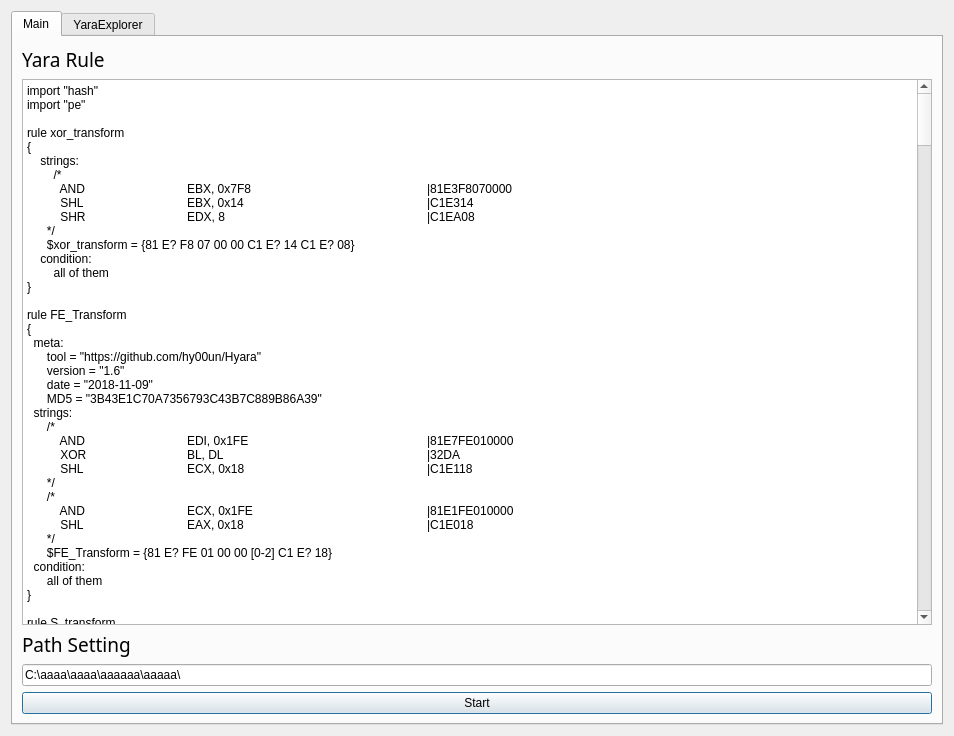
The window that untitled.ui (hyuunnn/YaraExplorer) describes before a commit, drawn with Qt 5.
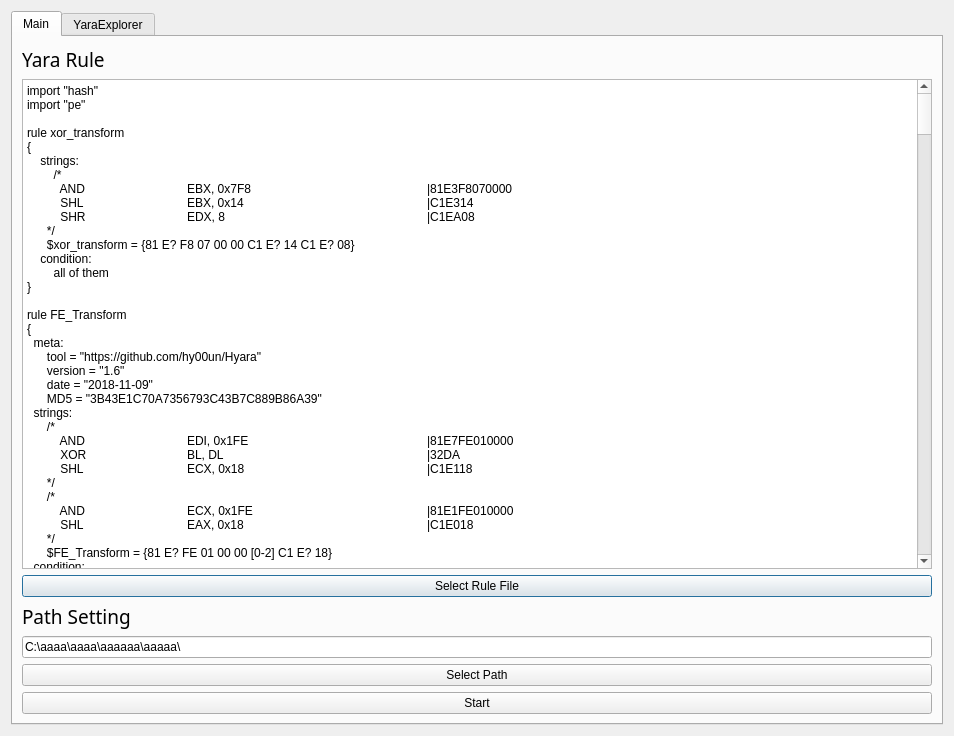
The same window after the commit. The open tabs and pages were chosen to show the change.

Commit message: add select button

```diff
--- a/untitled.ui
+++ b/untitled.ui
@@ -1020,6 +1020,13 @@
            </property>
           </widget>
          </item>
+         <item>
+          <widget class="QPushButton" name="pushButton_5">
+           <property name="text">
+            <string>Select Rule File</string>
+           </property>
+          </widget>
+         </item>
          <item>
           <widget class="QLabel" name="label_4">
            <property name="font">
@@ -1040,6 +1047,13 @@
            </property>
           </widget>
          </item>
+         <item>
+          <widget class="QPushButton" name="pushButton_7">
+           <property name="text">
+            <string>Select Path</string>
+           </property>
+          </widget>
+         </item>
          <item>
           <widget class="QPushButton" name="pushButton">
            <property name="text">
```
Left out of the diff: 2 changed lines with no effect on the pictures. The commit also changes 1 other file.
